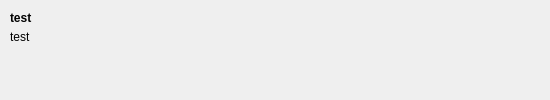
Qt form galgamedialog_uichild/historychild.ui (Zao-chen/ZcChat) before a commit.
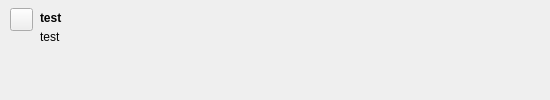
The same form after that commit. Icons and pictures are not drawn.

What changed in the file:
```diff
--- a/galgamedialog_uichild/historychild.ui
+++ b/galgamedialog_uichild/historychild.ui
@@ -28,10 +28,10 @@
   <widget class="QLabel" name="label_name">
    <property name="geometry">
     <rect>
-     <x>10</x>
+     <x>40</x>
      <y>10</y>
-     <width>53</width>
-     <height>15</height>
+     <width>181</width>
+     <height>16</height>
     </rect>
    </property>
    <property name="font">
@@ -46,9 +46,9 @@
   <widget class="QLabel" name="label_msg">
    <property name="geometry">
     <rect>
-     <x>10</x>
+     <x>40</x>
      <y>30</y>
-     <width>531</width>
+     <width>501</width>
      <height>61</height>
     </rect>
    </property>
@@ -59,6 +59,23 @@
     <set>Qt::AlignmentFlag::AlignLeading|Qt::AlignmentFlag::AlignLeft|Qt::AlignmentFlag::AlignTop</set>
    </property>
   </widget>
+  <widget class="QPushButton" name="pushButton">
+   <property name="geometry">
+    <rect>
+     <x>10</x>
+     <y>8</y>
+     <width>23</width>
+     <height>23</height>
+    </rect>
+   </property>
+   <property name="text">
+    <string/>
+   </property>
+   <property name="icon">
+    <iconset resource="../res.qrc">
+     <normaloff>:/img/img/notice-fill.svg</normaloff>:/img/img/notice-fill.svg</iconset>
+   </property>
+  </widget>
  </widget>
  <resources/>
  <connections/>
```
Left out of the diff: 4 changed lines with no effect on the pictures.
